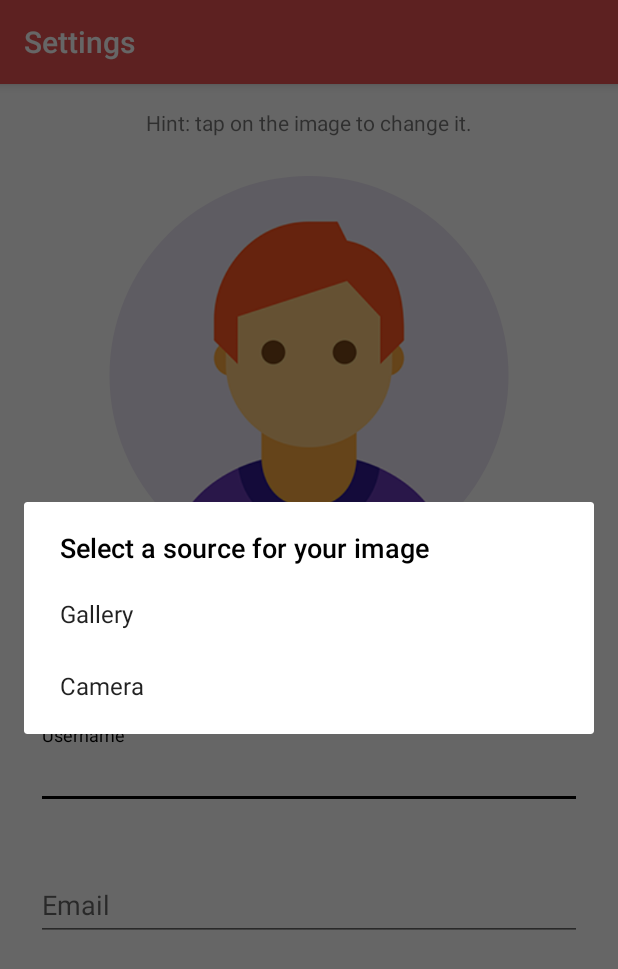
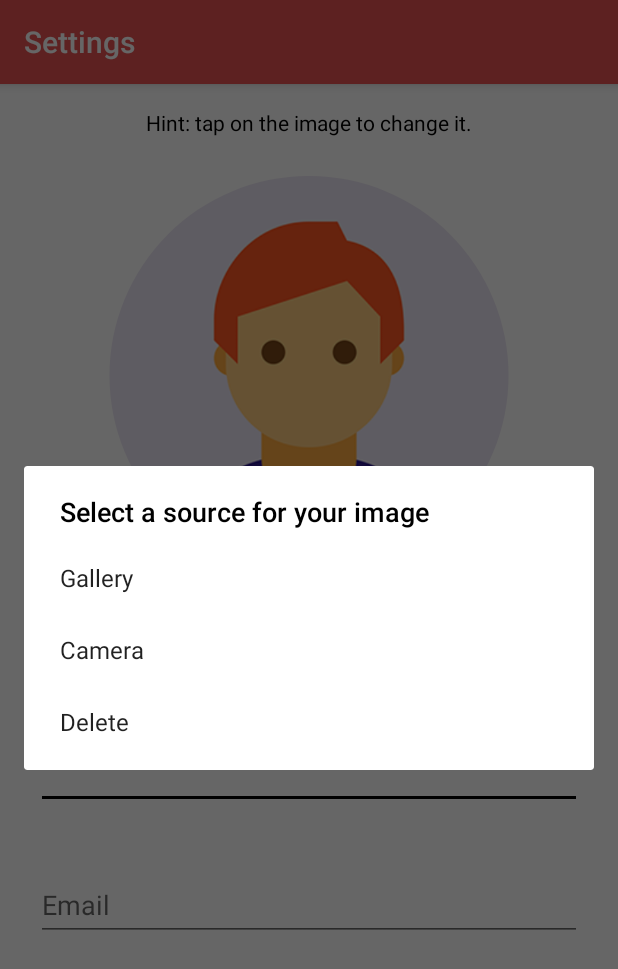
Before and after one commit to razz97/WormyAndroid, an Android app: the SettingActivity screen opened directly, with no data from a screen before it, after a tap on "info icon", on a phone screen of 412 x 824 dp. Shown: the top 969 px of the screen. Run offline under Robolectric (Android 15) with nearby library versions, the phone set to English and light mode, and no system bars; our stand-ins replace CircleImageView.

Commit message:
little things

```diff
--- a/app/src/main/java/alex_bou/stucom/com/alex_bou/SettingActivity.java
+++ b/app/src/main/java/alex_bou/stucom/com/alex_bou/SettingActivity.java
@@ -86,7 +86,8 @@ public class SettingActivity extends AppCompatActivity {
             // Delete last image saved in internal storage.
             imgFile.delete();
             try {
-                // Try to fetch bitmap from media store.
+                // Try to fetch bitmap from media store. It was the easiest way to store it in internal memory,
+                // this way I can still access the picture when deleted from the gallery.
                 Bitmap bitmapImage = MediaStore.Images.Media.getBitmap(this.getContentResolver(), data.getData());
                 // Save bitmap in internal storage see method below.
                 saveImageFromBitmap(bitmapImage);
@@ -139,7 +140,7 @@ public class SettingActivity extends AppCompatActivity {
         // Set title for the dialog
         builder.setTitle(R.string.imgDialogTitle);
         // Generate options.
-        String[] options = {getString(R.string.txtGallery), getString(R.string.txtCamera)};
+        String[] options = {getString(R.string.txtGallery), getString(R.string.txtCamera),getString(R.string.txtDelete)};
         // Set items and its onClick function.
         builder.setItems(options, new DialogInterface.OnClickListener() {
             @Override
@@ -152,6 +153,10 @@ public class SettingActivity extends AppCompatActivity {
                     case 1: // camera selected
                         Intent intent = new Intent(MediaStore.ACTION_IMAGE_CAPTURE);
                         startActivityForResult(intent,CAMERA_IMAGE_REQUEST);
+                        break;
+                    case 2: // delete selected
+                        imgFile.delete();
+                        imgProfile.setImageResource(R.drawable.usr);
                 }
             }
         });
--- a/app/src/main/res/layout-land/activity_setting.xml
+++ b/app/src/main/res/layout-land/activity_setting.xml
@@ -5,7 +5,8 @@
     android:layout_width="match_parent"
     android:layout_height="match_parent"
     android:clickable="true"
-    tools:context=".SettingActivity">
+    tools:context=".SettingActivity"
+    android:focusable="true">
 
     <de.hdodenhof.circleimageview.CircleImageView
         android:id="@+id/imgProfile"
@@ -81,6 +82,7 @@
         android:layout_marginEnd="8dp"
         android:layout_marginBottom="16dp"
         android:text="@string/txtSetting"
+        android:textColor="@android:color/black"
         app:layout_constraintBottom_toTopOf="@+id/imgProfile"
         app:layout_constraintEnd_toStartOf="@+id/guideline6"
         app:layout_constraintStart_toStartOf="parent"
--- a/app/src/main/res/layout/activity_setting.xml
+++ b/app/src/main/res/layout/activity_setting.xml
@@ -5,7 +5,8 @@
     android:layout_width="match_parent"
     android:layout_height="match_parent"
     android:clickable="true"
-    tools:context=".SettingActivity">
+    tools:context=".SettingActivity"
+    android:focusable="true">
 
     <de.hdodenhof.circleimageview.CircleImageView
         android:id="@+id/imgProfile"
@@ -15,18 +16,18 @@
         android:layout_marginTop="8dp"
         android:layout_marginEnd="16dp"
         android:layout_marginBottom="16dp"
+        android:clickable="true"
         android:contentDescription="@string/imgInfo"
+        android:focusable="true"
+        android:onClick="onImageClick"
         android:src="@drawable/usr"
-        android:clickable="true"
-        android:onClick="onImageClick"
         app:civ_border_color="@android:color/transparent"
         app:civ_border_width="2dp"
         app:layout_constraintBottom_toTopOf="@+id/guideline5"
         app:layout_constraintEnd_toEndOf="parent"
-        app:layout_constraintHorizontal_bias="1.0"
+        app:layout_constraintHorizontal_bias="0.0"
         app:layout_constraintStart_toStartOf="parent"
-        app:layout_constraintTop_toBottomOf="@+id/textView"
-        android:focusable="true" />
+        app:layout_constraintTop_toBottomOf="@+id/textView" />
 
     <android.support.design.widget.TextInputLayout
         android:id="@+id/textInputLayout"
@@ -89,6 +90,7 @@
         android:layout_marginEnd="16dp"
         android:layout_marginBottom="16dp"
         android:text="@string/txtSetting"
+        android:textColor="@android:color/black"
         app:layout_constraintBottom_toTopOf="@+id/imgProfile"
         app:layout_constraintEnd_toEndOf="parent"
         app:layout_constraintStart_toStartOf="parent"
--- a/app/src/main/res/values/strings.xml
+++ b/app/src/main/res/values/strings.xml
@@ -23,4 +23,5 @@
     <string name="imgDialogTitle">Select a source for your image</string>
     <string name="txtGallery">Gallery</string>
     <string name="txtCamera">Camera</string>
+    <string name="txtDelete">Delete</string>
 </resources>
```
